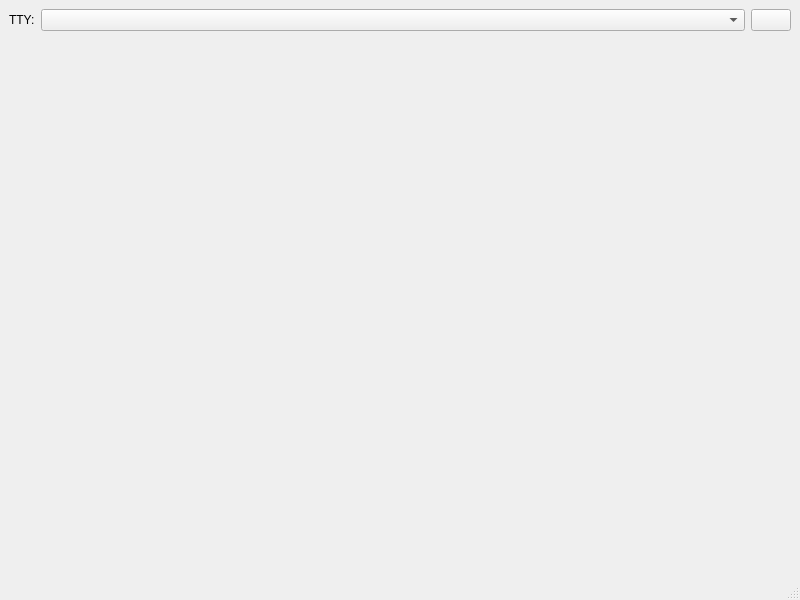
First picture: the form in pigro/PigroWindow.ui, repository zolotov-av/pigro, before the edit.
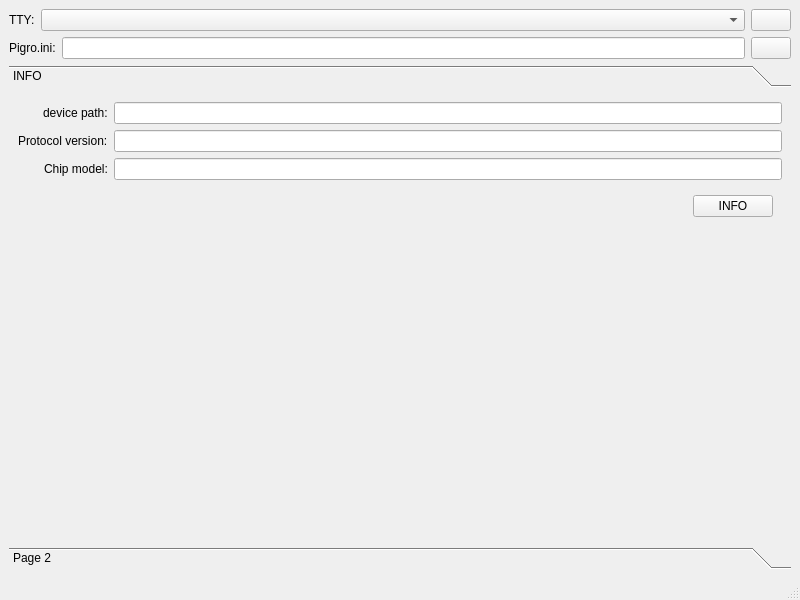
Second picture: the form after the edit. Icons and pictures are not drawn.

Commit message: view chip info in GUI

Diff of the .ui file:
```diff
--- a/pigro/PigroWindow.ui
+++ b/pigro/PigroWindow.ui
@@ -68,13 +68,158 @@
      </widget>
     </item>
     <item>
-     <widget class="QWidget" name="widget_2" native="true">
-      <property name="sizePolicy">
-       <sizepolicy hsizetype="Preferred" vsizetype="Expanding">
-        <horstretch>0</horstretch>
-        <verstretch>0</verstretch>
-       </sizepolicy>
+     <widget class="QWidget" name="widget_3" native="true">
+      <layout class="QHBoxLayout" name="horizontalLayout_3">
+       <property name="leftMargin">
+        <number>0</number>
+       </property>
+       <property name="topMargin">
+        <number>0</number>
+       </property>
+       <property name="rightMargin">
+        <number>0</number>
+       </property>
+       <property name="bottomMargin">
+        <number>0</number>
+       </property>
+       <item>
+        <widget class="QLabel" name="label_4">
+         <property name="text">
+          <string>Pigro.ini:</string>
+         </property>
+        </widget>
+       </item>
+       <item>
+        <widget class="QLineEdit" name="lePigroIniPath">
+         <property name="readOnly">
+          <bool>true</bool>
+         </property>
+        </widget>
+       </item>
+       <item>
+        <widget class="QPushButton" name="pbOpenPigroIni">
+         <property name="sizePolicy">
+          <sizepolicy hsizetype="Preferred" vsizetype="Fixed">
+           <horstretch>0</horstretch>
+           <verstretch>0</verstretch>
+          </sizepolicy>
+         </property>
+         <property name="text">
+          <string/>
+         </property>
+         <property name="icon">
+          <iconset resource="PigroResources.qrc">
+           <normaloff>:/icons/open-file.png</normaloff>:/icons/open-file.png</iconset>
+         </property>
+        </widget>
+       </item>
+      </layout>
+     </widget>
+    </item>
+    <item>
+     <widget class="QToolBox" name="toolBox">
+      <property name="currentIndex">
+       <number>0</number>
       </property>
+      <widget class="QWidget" name="pageInfo">
+       <property name="geometry">
+        <rect>
+         <x>0</x>
+         <y>0</y>
+         <width>778</width>
+         <height>388</height>
+        </rect>
+       </property>
+       <attribute name="label">
+        <string>INFO</string>
+       </attribute>
+       <layout class="QFormLayout" name="formLayout">
+        <property name="labelAlignment">
+         <set>Qt::AlignRight|Qt::AlignTrailing|Qt::AlignVCenter</set>
+        </property>
+        <item row="0" column="0">
+         <widget class="QLabel" name="label_2">
+          <property name="text">
+           <string>device path:</string>
+          </property>
+         </widget>
+        </item>
+        <item row="0" column="1">
+         <widget class="QLineEdit" name="leDevicePath">
+          <property name="readOnly">
+           <bool>true</bool>
+          </property>
+         </widget>
+        </item>
+        <item row="3" column="0" colspan="2">
+         <widget class="QWidget" name="widget_2" native="true">
+          <layout class="QHBoxLayout" name="horizontalLayout_2">
+           <item>
+            <spacer name="horizontalSpacer">
+             <property name="orientation">
+              <enum>Qt::Horizontal</enum>
+             </property>
+             <property name="sizeHint" stdset="0">
+              <size>
+               <width>644</width>
+               <height>20</height>
+              </size>
+             </property>
+            </spacer>
+           </item>
+           <item>
+            <widget class="QPushButton" name="pbInfo">
+             <property name="text">
+              <string>INFO</string>
+             </property>
+            </widget>
+           </item>
+          </layout>
+         </widget>
+        </item>
+        <item row="1" column="0">
+         <widget class="QLabel" name="label_3">
+          <property name="text">
+           <string>Protocol version:</string>
+          </property>
+         </widget>
+        </item>
+        <item row="1" column="1">
+         <widget class="QLineEdit" name="leProtoVersion">
+          <property name="readOnly">
+           <bool>true</bool>
+          </property>
+         </widget>
+        </item>
+        <item row="2" column="0">
+         <widget class="QLabel" name="label_5">
+          <property name="text">
+           <string>Chip model:</string>
+          </property>
+         </widget>
+        </item>
+        <item row="2" column="1">
+         <widget class="QLineEdit" name="leChipModel">
+          <property name="readOnly">
+           <bool>true</bool>
+          </property>
+         </widget>
+        </item>
+       </layout>
+      </widget>
+      <widget class="QWidget" name="page_2">
+       <property name="geometry">
+        <rect>
+         <x>0</x>
+         <y>0</y>
+         <width>778</width>
+         <height>388</height>
+        </rect>
+       </property>
+       <attribute name="label">
+        <string>Page 2</string>
+       </attribute>
+      </widget>
      </widget>
     </item>
    </layout>
```
The commit also changes 13 other files.
